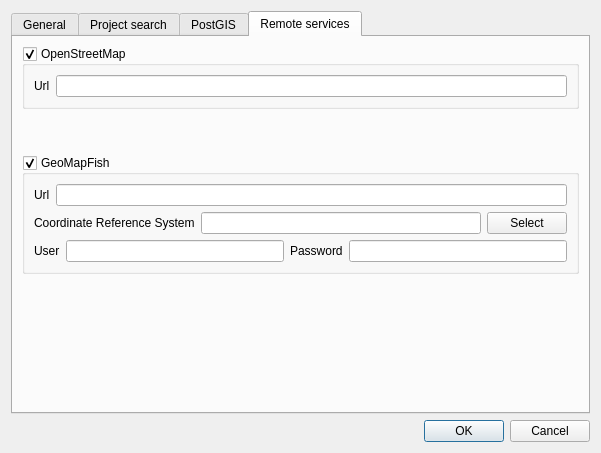
The window that ui/ui_configuration.ui (lennoo/qfinder) describes before a commit, drawn with Qt 5.
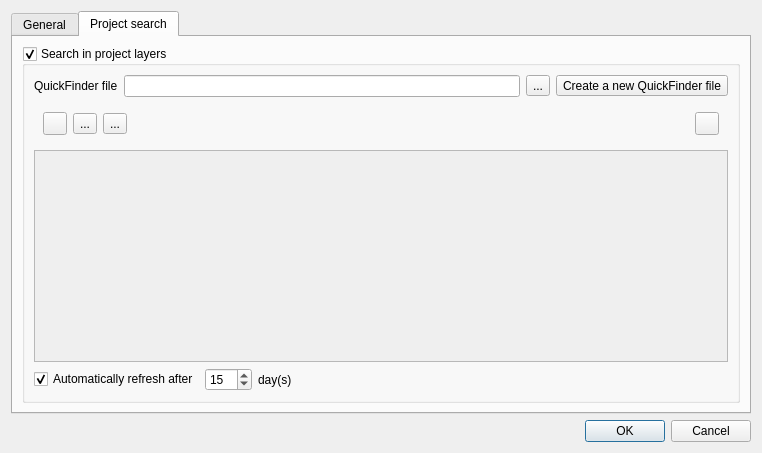
The same window after the commit. The open tabs and pages were chosen to show the change. Icons and pictures are not drawn.

```diff
--- a/ui/ui_configuration.ui
+++ b/ui/ui_configuration.ui
@@ -6,7 +6,7 @@
    <rect>
     <x>0</x>
     <y>0</y>
-    <width>601</width>
+    <width>762</width>
     <height>453</height>
    </rect>
   </property>
@@ -354,275 +354,6 @@
        </item>
       </layout>
      </widget>
-     <widget class="QWidget" name="postgisTab">
-      <attribute name="title">
-       <string>PostGIS</string>
-      </attribute>
-      <layout class="QVBoxLayout" name="verticalLayout_6">
-       <item>
-        <widget class="QGroupBox" name="postgis">
-         <property name="enabled">
-          <bool>true</bool>
-         </property>
-         <property name="title">
-          <string>Search in PostGIS database</string>
-         </property>
-         <property name="checkable">
-          <bool>true</bool>
-         </property>
-         <layout class="QGridLayout" name="gridLayout_2">
-          <item row="1" column="0" colspan="2">
-           <widget class="QWidget" name="postgisSearchButtonsWidget" native="true">
-            <layout class="QHBoxLayout" name="projectSearchButtonsLayout_2">
-             <item>
-              <widget class="QToolButton" name="addPostgisSearchButton">
-               <property name="toolTip">
-                <string>Add a new layer search</string>
-               </property>
-               <property name="icon">
-                <iconset resource="../resources.qrc">
-                 <normaloff>:/plugins/quickfinder/icons/add.png</normaloff>:/plugins/quickfinder/icons/add.png</iconset>
-               </property>
-              </widget>
-             </item>
-             <item>
-              <widget class="QToolButton" name="removePostgisSearchButton">
-               <property name="toolTip">
-                <string>Remove</string>
-               </property>
-               <property name="text">
-                <string>...</string>
-               </property>
-               <property name="icon">
-                <iconset resource="../resources.qrc">
-                 <normaloff>:/plugins/quickfinder/icons/remove.png</normaloff>:/plugins/quickfinder/icons/remove.png</iconset>
-               </property>
-              </widget>
-             </item>
-             <item>
-              <widget class="QToolButton" name="editPostgisSearchButton">
-               <property name="toolTip">
-                <string>Edit</string>
-               </property>
-               <property name="text">
-                <string>...</string>
-               </property>
-               <property name="icon">
-                <iconset resource="../resources.qrc">
-                 <normaloff>:/plugins/quickfinder/icons/edit.svg</normaloff>:/plugins/quickfinder/icons/edit.svg</iconset>
-               </property>
-              </widget>
-             </item>
-             <item>
-              <spacer name="horizontalSpacer_9">
-               <property name="orientation">
-                <enum>Qt::Horizontal</enum>
-               </property>
-               <property name="sizeHint" stdset="0">
-                <size>
-                 <width>40</width>
-                 <height>20</height>
-                </size>
-               </property>
-              </spacer>
-             </item>
-            </layout>
-           </widget>
-          </item>
-          <item row="2" column="0" colspan="2">
-           <widget class="QTableView" name="postgisSearchTable">
-            <property name="enabled">
-             <bool>true</bool>
-            </property>
-            <property name="selectionMode">
-             <enum>QAbstractItemView::MultiSelection</enum>
-            </property>
-            <property name="selectionBehavior">
-             <enum>QAbstractItemView::SelectRows</enum>
-            </property>
-            <property name="sortingEnabled">
-             <bool>true</bool>
-            </property>
-            <attribute name="verticalHeaderVisible">
-             <bool>false</bool>
-            </attribute>
-           </widget>
-          </item>
-          <item row="0" column="0">
-           <widget class="QLabel" name="label_5">
-            <property name="text">
-             <string>Connection</string>
-            </property>
-           </widget>
-          </item>
-          <item row="0" column="1">
-           <widget class="QComboBox" name="postgisConnection">
-            <property name="sizePolicy">
-             <sizepolicy hsizetype="Expanding" vsizetype="Fixed">
-              <horstretch>0</horstretch>
-              <verstretch>0</verstretch>
-             </sizepolicy>
-            </property>
-           </widget>
-          </item>
-         </layout>
-        </widget>
-       </item>
-      </layout>
-     </widget>
-     <widget class="QWidget" name="servicesTab">
-      <attribute name="title">
-       <string>Remote services</string>
-      </attribute>
-      <layout class="QVBoxLayout" name="verticalLayout_2">
-       <item>
-        <widget class="QGroupBox" name="osm">
-         <property name="title">
-          <string>OpenStreetMap</string>
-         </property>
-         <property name="checkable">
-          <bool>true</bool>
-         </property>
-         <layout class="QVBoxLayout" name="verticalLayout_5">
-          <item>
-           <layout class="QHBoxLayout" name="horizontalLayout_8">
-            <item>
-             <widget class="QLabel" name="osmUrlLabel">
-              <property name="text">
-               <string>Url</string>
-              </property>
-             </widget>
-            </item>
-            <item>
-             <widget class="QLineEdit" name="osmUrl"/>
-            </item>
-           </layout>
-          </item>
-         </layout>
-        </widget>
-       </item>
-       <item>
-        <spacer name="verticalSpacer">
-         <property name="orientation">
-          <enum>Qt::Vertical</enum>
-         </property>
-         <property name="sizeType">
-          <enum>QSizePolicy::Fixed</enum>
-         </property>
-         <property name="sizeHint" stdset="0">
-          <size>
-           <width>20</width>
-           <height>40</height>
-          </size>
-         </property>
-        </spacer>
-       </item>
-       <item>
-        <widget class="QGroupBox" name="geomapfish">
-         <property name="title">
-          <string>GeoMapFish</string>
-         </property>
-         <property name="checkable">
-          <bool>true</bool>
-         </property>
-         <layout class="QVBoxLayout" name="verticalLayout_3">
-          <item>
-           <layout class="QHBoxLayout" name="horizontalLayout_4">
-            <item>
-             <widget class="QLabel" name="geomapfish_urlLabel">
-              <property name="text">
-               <string>Url</string>
-              </property>
-             </widget>
-            </item>
-            <item>
-             <widget class="QLineEdit" name="geomapfishUrl"/>
-            </item>
-           </layout>
-          </item>
-          <item>
-           <layout class="QHBoxLayout" name="horizontalLayout_3">
-            <item>
-             <widget class="QLabel" name="geomapfishCrsLabel">
-              <property name="sizePolicy">
-               <sizepolicy hsizetype="Preferred" vsizetype="Preferred">
-                <horstretch>0</horstretch>
-                <verstretch>0</verstretch>
-               </sizepolicy>
-              </property>
-              <property name="text">
-               <string>Coordinate Reference System</string>
-              </property>
-             </widget>
-            </item>
-            <item>
-             <widget class="QLineEdit" name="geomapfishCrs">
-              <property name="enabled">
-               <bool>true</bool>
-              </property>
-              <property name="inputMask">
-               <string/>
-              </property>
-              <property name="readOnly">
-               <bool>true</bool>
-              </property>
-             </widget>
-            </item>
-            <item>
-             <widget class="QPushButton" name="geomapfishCrsButton">
-              <property name="text">
-               <string>Select</string>
-              </property>
-             </widget>
-            </item>
-           </layout>
-          </item>
-          <item>
-           <layout class="QHBoxLayout" name="horizontalLayout">
-            <item>
-             <widget class="QLabel" name="geomapfishUserLabel">
-              <property name="text">
-               <string>User</string>
-              </property>
-             </widget>
-            </item>
-            <item>
-             <widget class="QLineEdit" name="geomapfishUser"/>
-            </item>
-            <item>
-             <widget class="QLabel" name="geomapfishPassLabel">
-              <property name="text">
-               <string>Password</string>
-              </property>
-             </widget>
-            </item>
-            <item>
-             <widget class="QLineEdit" name="geomapfishPass">
-              <property name="echoMode">
-               <enum>QLineEdit::Password</enum>
-              </property>
-             </widget>
-            </item>
-           </layout>
-          </item>
-         </layout>
-        </widget>
-       </item>
-       <item>
-        <spacer name="verticalSpacer_2">
-         <property name="orientation">
-          <enum>Qt::Vertical</enum>
-         </property>
-         <property name="sizeHint" stdset="0">
-          <size>
-           <width>20</width>
-           <height>40</height>
-          </size>
-         </property>
-        </spacer>
-       </item>
-      </layout>
-     </widget>
     </widget>
    </item>
    <item>
```
Left out of the diff: 2 changed lines with no effect on the pictures.
